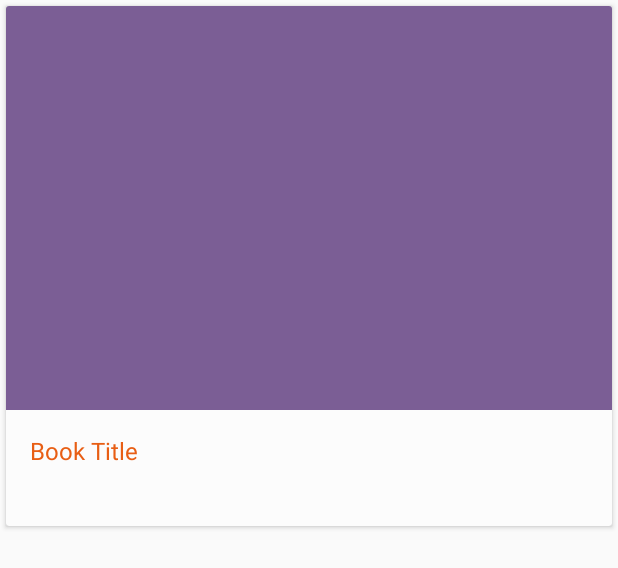
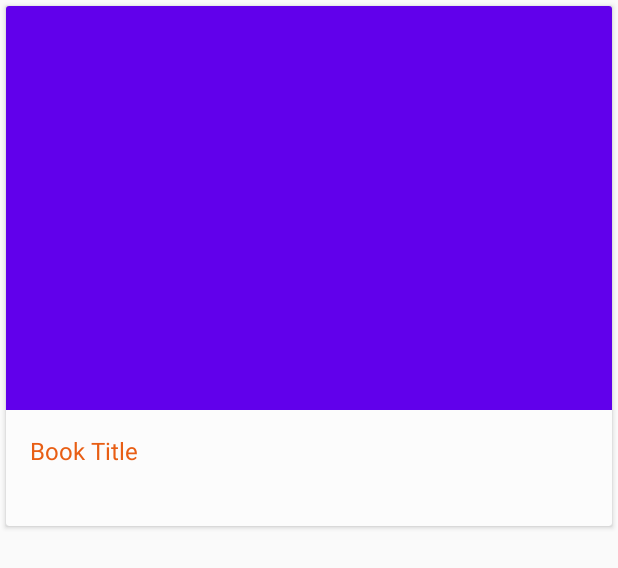
Before and after one commit to jpchandru/xyz-reader-app, an Android app: the layout list_item_article.xml on its own in the app's theme, with its tools: preview values and no code run, on a phone screen of 412 x 824 dp. Shown: the top 568 px of the screen. Run offline under Robolectric (Android 15) with nearby library versions, the phone set to English and light mode, and no system bars.

Commit message:
implementing more code review comments

```diff
--- a/XYZReader/src/main/java/com/example/xyzreader/ui/ArticleDetailFragment.java
+++ b/XYZReader/src/main/java/com/example/xyzreader/ui/ArticleDetailFragment.java
@@ -149,7 +149,6 @@ public class ArticleDetailFragment extends Fragment implements
             }
         });
 
-        bindViews();
         updateStatusBar();
         return mRootView;
     }
@@ -231,7 +230,10 @@ public class ArticleDetailFragment extends Fragment implements
                                 + "</font>"));
 
             }
-            bodyView.setText(Html.fromHtml(mCursor.getString(ArticleLoader.Query.BODY).replaceAll("(\r\n|\n)", "<br />")));
+            //bodyView.setText(Html.fromHtml(mCursor.getString(ArticleLoader.Query.BODY).replaceAll("(\r\n|\n)", "<br />")));
+            bodyView.setText(Html.fromHtml(mCursor.getString(ArticleLoader.Query.BODY)
+                    .substring(0, 1000)
+                    .replaceAll("(\r\n|\n)", "<br />")));
             ImageLoaderHelper.getInstance(getActivity()).getImageLoader()
                     .get(mCursor.getString(ArticleLoader.Query.PHOTO_URL), new ImageLoader.ImageListener() {
                         @Override
--- a/XYZReader/src/main/res/layout/fragment_article_detail.xml
+++ b/XYZReader/src/main/res/layout/fragment_article_detail.xml
@@ -84,14 +84,13 @@
                     android:lineSpacingMultiplier="@fraction/detail_body_line_spacing_multiplier"
                     android:paddingBottom="@dimen/detail_body_bottom_margin"
                     android:textColor="@color/title_txt_color"
-                    android:textColorLink="@color/article_title"
                     android:textSize="@dimen/detail_body_text_size" />
 
             </com.example.xyzreader.ui.MaxWidthLinearLayout>
         </FrameLayout>
     </com.example.xyzreader.ui.ObservableScrollView>
 
-    <ImageButton
+    <android.support.design.widget.FloatingActionButton
         android:id="@+id/share_fab"
         android:layout_width="@dimen/img_button_width"
         android:layout_height="@dimen/img_button_height"
--- a/XYZReader/src/main/res/values/colors.xml
+++ b/XYZReader/src/main/res/values/colors.xml
@@ -16,10 +16,10 @@
 -->
 
 <resources>
-    <color name="theme_primary">#7c5f97</color>
-    <color name="theme_primary_dark">#340264</color>
+    <color name="theme_primary">#6200EE</color>
+    <color name="theme_primary_dark">#3700B3</color>
     <color name="theme_background">#340264</color>
-    <color name="theme_accent">#3d2b09</color>
+    <color name="theme_accent">#BB86FC</color>
     <color name="article_title">#f8ea5a0d</color>
     <color name="article_subtitle">#fb845600</color>
     <color name="article_byline">#8fff</color>
--- a/XYZReader/src/main/res/values/dimens.xml
+++ b/XYZReader/src/main/res/values/dimens.xml
@@ -5,14 +5,14 @@
     <dimen name="detail_body_text_size">22sp</dimen>
     <item name="detail_body_line_spacing_multiplier" format="float" type="fraction">1.25</item>
     <dimen name="fab_press_translation_z">6dp</dimen>
-    <dimen name="fab_margin">24dp</dimen>
+    <dimen name="fab_margin">16dp</dimen>
     <dimen name="card_height">200dp</dimen>
     <dimen name="img_button_width">56dp</dimen>
     <dimen name="img_button_height">56dp</dimen>
     <dimen name="frame_height">304dp</dimen>
     <dimen name="view_height">112dp</dimen>
     <dimen name="line_spacing_multiplier">0.9</dimen>
-    <dimen name="elevation">4dp</dimen>
+    <dimen name="elevation">6dp</dimen>
     <dimen name="list_item_margin">4dp</dimen>
     <dimen name="padding_text">16dp</dimen>
     <dimen name="rv_padding_bottom">28dp</dimen>
```
Also changed, not shown: XYZReader/src/main/AndroidManifest.xml (+6 -3 lines), XYZReader/src/main/res/layout/activity_article_list.xml (+2 -5 lines).
